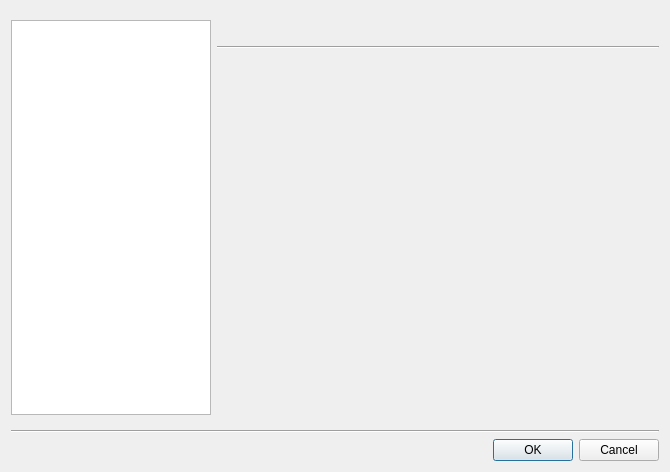
Old version of the form src/qt/qt_settings.ui in the repository 86Box/86Box.
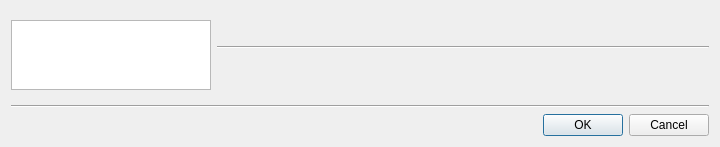
New version of the form.

Commit message: Found a way to make Settings height platform-specific.

```diff
--- a/src/qt/qt_settings.ui
+++ b/src/qt/qt_settings.ui
@@ -6,20 +6,20 @@
    <rect>
     <x>0</x>
     <y>0</y>
-    <width>670</width>
-    <height>0</height>
+    <width>720</width>
+    <height>SETTINGS_HEIGHT</height>
    </rect>
   </property>
   <property name="minimumSize">
    <size>
-    <width>670</width>
-    <height>472</height>
+    <width>720</width>
+    <height>SETTINGS_HEIGHT</height>
    </size>
   </property>
   <property name="maximumSize">
    <size>
-    <width>670</width>
-    <height>16777215</height>
+    <width>720</width>
+    <height>SETTINGS_HEIGHT</height>
    </size>
   </property>
   <property name="windowTitle">
```
The commit also changes 2 other files.
